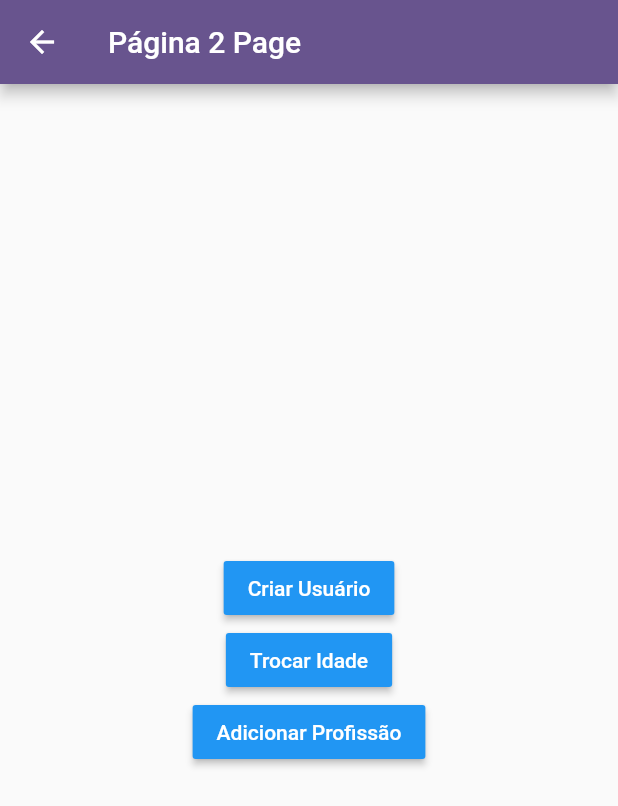
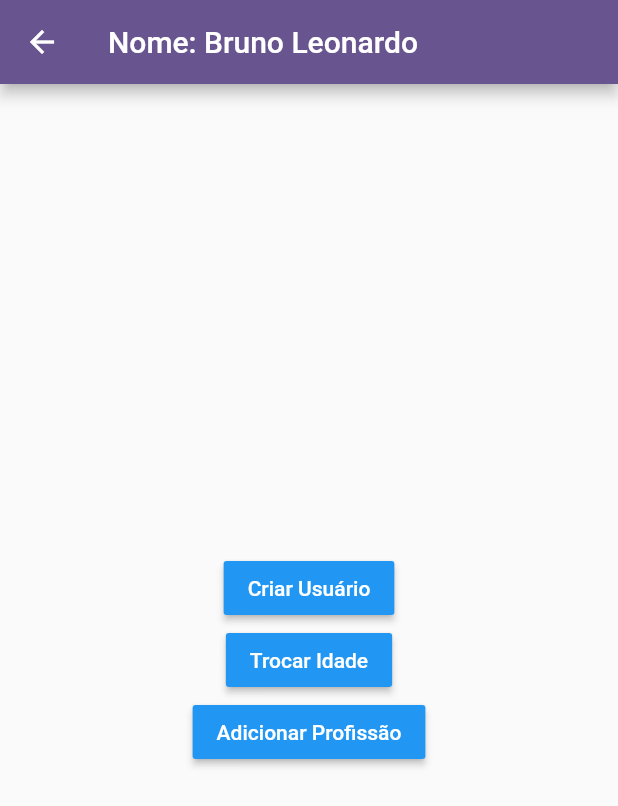
Before and after one commit to BrunoLeonardoRamosRibeiro/estudo_cubit, a Flutter app: the Pagina2Page screen opened by its route, after a tap on "Criar Usuário", on a phone screen of 412 x 824 dp. Shown: the top 806 px of the screen. Run offline on Flutter 3.47's test engine with Material 3 defaults, Android fonts, the light colour scheme and no system bars; accounts and stored records are empty.

Commit message:
Ends singleton sctate

```diff
--- a/lib/pages/pagina2_page.dart
+++ b/lib/pages/pagina2_page.dart
@@ -14,7 +14,11 @@ class _Pagina2PageState extends State<Pagina2Page> {
   Widget build(BuildContext context) {
     return Scaffold(
       appBar: AppBar(
-        title: const Text("Página 2 Page"),
+        title: StreamBuilder(
+            stream: usuarioService.usuarioStream,
+            builder: (context, snapshot) {
+              return snapshot.hasData ? Text("Nome: ${snapshot.data!.nome}") : const Text("Página 2 Page");
+            }),
       ),
       body: Center(
         child: Column(
--- a/lib/services/usuario_service.dart
+++ b/lib/services/usuario_service.dart
@@ -5,7 +5,7 @@ import 'package:appwithcubit/models/usuario.dart';
 class _UsuarioService {
   Usuario? _usuario;
 
-  final StreamController<Usuario> _usuarioStreamController = StreamController<Usuario>();
+  final StreamController<Usuario> _usuarioStreamController = StreamController<Usuario>.broadcast();
 
   Stream<Usuario> get usuarioStream => _usuarioStreamController.stream;
 
@@ -21,6 +21,10 @@ class _UsuarioService {
     _usuario!.idade = age;
     _usuarioStreamController.add(_usuario!);
   }
+
+  dispose(){
+    _usuarioStreamController.close();
+  }
 }
 
 final usuarioService = _UsuarioService();
```
